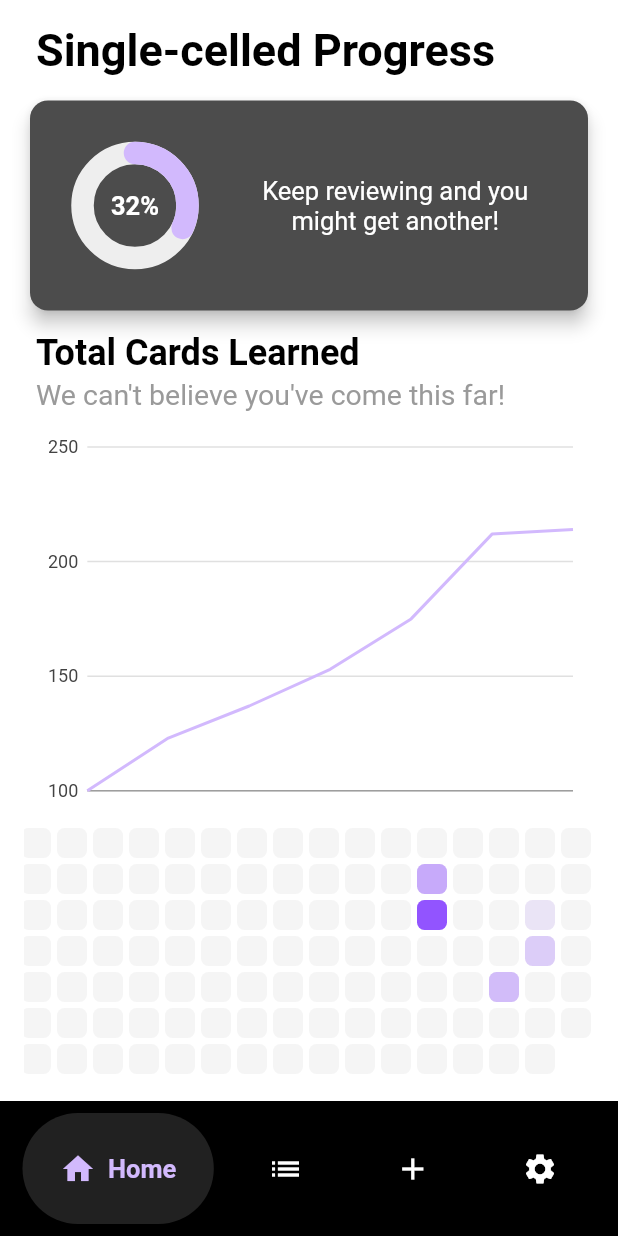
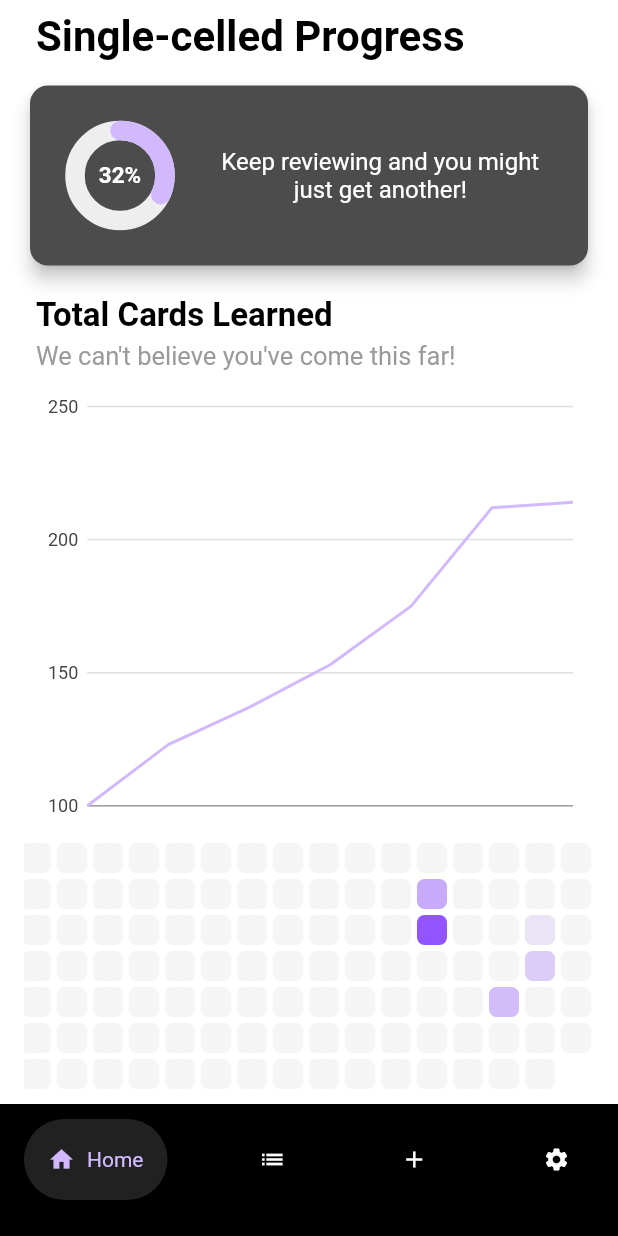
Before and after one commit to shur1m/one_brain_cell, a Flutter app: the screen it shows after launch, on a phone screen of 412 x 824 dp. Run offline on Flutter 3.47's test engine with Material 2 defaults, Android fonts, the phone set to English and light mode, and no system bars; drawn by our look-alikes of flutter_heatmap_calendar, google_nav_bar; our stand-ins replace charts_flutter, flip_card, hive, hive_flutter, modal_bottom_sheet, sqflite; accounts and stored records are empty; Roboto replaces fonts that are missing (Hind).

Commit message:
Updated appearance

```diff
--- a/lib/HomePage.dart
+++ b/lib/HomePage.dart
@@ -33,8 +33,12 @@ class _HomePageState extends State<HomePage> {
           color: Colors.black,
         ),
         child: Padding(
-          padding: const EdgeInsets.symmetric(horizontal: 15.0, vertical: 8),
+          padding:
+              const EdgeInsets.only(left: 16, right: 16, bottom: 24, top: 10),
           child: GNav(
+            padding: EdgeInsets.symmetric(vertical: 18, horizontal: 16),
+            iconSize: 18,
+            textStyle: TextStyle(fontSize: 14, color: activeColor),
             color: Colors.white,
             activeColor: activeColor,
             tabBackgroundColor: Colors.grey.shade900,
@@ -42,23 +46,23 @@ class _HomePageState extends State<HomePage> {
             tabs: [
               GButton(
                 icon: Icons.home,
+                iconColor: iconColor,
                 text: _menuNames[0],
-                iconColor: iconColor,
               ),
               GButton(
                 icon: Icons.list,
+                iconColor: iconColor,
                 text: _menuNames[1],
-                iconColor: iconColor,
               ),
               GButton(
                 icon: Icons.add,
+                iconColor: iconColor,
                 text: _menuNames[2],
-                iconColor: iconColor,
               ),
               GButton(
                 icon: Icons.settings,
+                iconColor: iconColor,
                 text: _menuNames[3],
-                iconColor: iconColor,
               ),
             ],
             selectedIndex: _selectedIndex,
--- a/lib/MyApp.dart
+++ b/lib/MyApp.dart
@@ -24,24 +24,25 @@ class MyApp extends StatelessWidget {
                 shape: MaterialStateProperty.all(RoundedRectangleBorder(
                     borderRadius: BorderRadius.circular(100))),
                 foregroundColor: MaterialStateProperty.all(secondary))),
+        fontFamily: 'Hind',
         textTheme: const TextTheme(
           //titles of pages (big)
           headline1: TextStyle(
-              fontSize: 30.0, fontWeight: FontWeight.bold, color: Colors.black),
+              fontSize: 28, fontWeight: FontWeight.bold, color: Colors.black),
 
           //titles of pages (small)
           headline2: TextStyle(
-              fontSize: 24.0, fontWeight: FontWeight.bold, color: Colors.black),
+              fontSize: 22, fontWeight: FontWeight.bold, color: Colors.black),
 
           //subtitles of pages
           subtitle1: TextStyle(
-              fontSize: 19, color: Color.fromARGB(255, 154, 154, 154)),
+              fontSize: 17, color: Color.fromARGB(255, 154, 154, 154)),
 
           //normal text (listviews and typing)
-          bodyText1: TextStyle(fontSize: 17),
+          bodyText1: TextStyle(fontSize: 16),
 
           //white version of normal text
-          bodyText2: TextStyle(fontSize: 17, color: Colors.white),
+          bodyText2: TextStyle(fontSize: 16, color: Colors.white),
 
           //flashcard front style
           headline5: TextStyle(
--- a/lib/internal/cardListDisplay.dart
+++ b/lib/internal/cardListDisplay.dart
@@ -194,7 +194,7 @@ class _CardListDisplayState extends State<CardListDisplay> {
             child: Scrollbar(
           child: Column(children: [
             Padding(
-                padding: const EdgeInsets.only(top: 16, left: 16, right: 16),
+                padding: const EdgeInsets.only(top: 8, left: 16, right: 16),
                 child: Row(
                     mainAxisAlignment: MainAxisAlignment.center,
                     crossAxisAlignment: CrossAxisAlignment.start,
--- a/lib/navBarTabs/HomeTab.dart
+++ b/lib/navBarTabs/HomeTab.dart
@@ -34,7 +34,7 @@ class _HomeTabState extends State<HomeTab> {
         backgroundColor: Theme.of(context).scaffoldBackgroundColor,
         body: SafeArea(
             child: Padding(
-          padding: EdgeInsets.all(16),
+          padding: EdgeInsets.symmetric(horizontal: 16, vertical: 8),
           child: Column(
               crossAxisAlignment: CrossAxisAlignment.start,
               mainAxisAlignment: MainAxisAlignment.start,
@@ -56,12 +56,12 @@ class _HomeTabState extends State<HomeTab> {
                           PageCreator.makeCirclePercentage(
                               _reviewPercentage,
                               Theme.of(context).secondaryHeaderColor,
-                              140,
-                              15,
-                              17),
+                              120,
+                              13,
+                              15),
                           Flexible(
                               child: Text(
-                            'Keep reviewing and you might get another!',
+                            'Keep reviewing and you might just get another!',
                             style: Theme.of(context).textTheme.bodyText2,
                             softWrap: true,
                             textAlign: TextAlign.center,
@@ -70,13 +70,13 @@ class _HomeTabState extends State<HomeTab> {
                         ])),
                 Expanded(
                     child: Padding(
-                        padding: EdgeInsets.only(left: 8),
+                        padding: EdgeInsets.only(top: 16, left: 8),
                         child: Column(
                             mainAxisAlignment: MainAxisAlignment.center,
                             crossAxisAlignment: CrossAxisAlignment.start,
                             children: [
                               Padding(
-                                  padding: EdgeInsets.only(top: 10, bottom: 3),
+                                  padding: EdgeInsets.only(bottom: 4),
                                   child: Text('Total Cards Learned',
                                       style: Theme.of(context)
                                           .textTheme
--- a/lib/navBarTabs/ListsTab.dart
+++ b/lib/navBarTabs/ListsTab.dart
@@ -158,7 +158,7 @@ class _ListsTabState extends State<ListsTab> {
       body: SafeArea(
         child: Column(mainAxisAlignment: MainAxisAlignment.start, children: [
           Padding(
-              padding: EdgeInsets.only(left: 16, top: 16, right: 16),
+              padding: EdgeInsets.only(left: 16, top: 8, right: 16),
               child:
                   Row(crossAxisAlignment: CrossAxisAlignment.center, children: [
                 Expanded(child: _getTitleWidget()),
```
